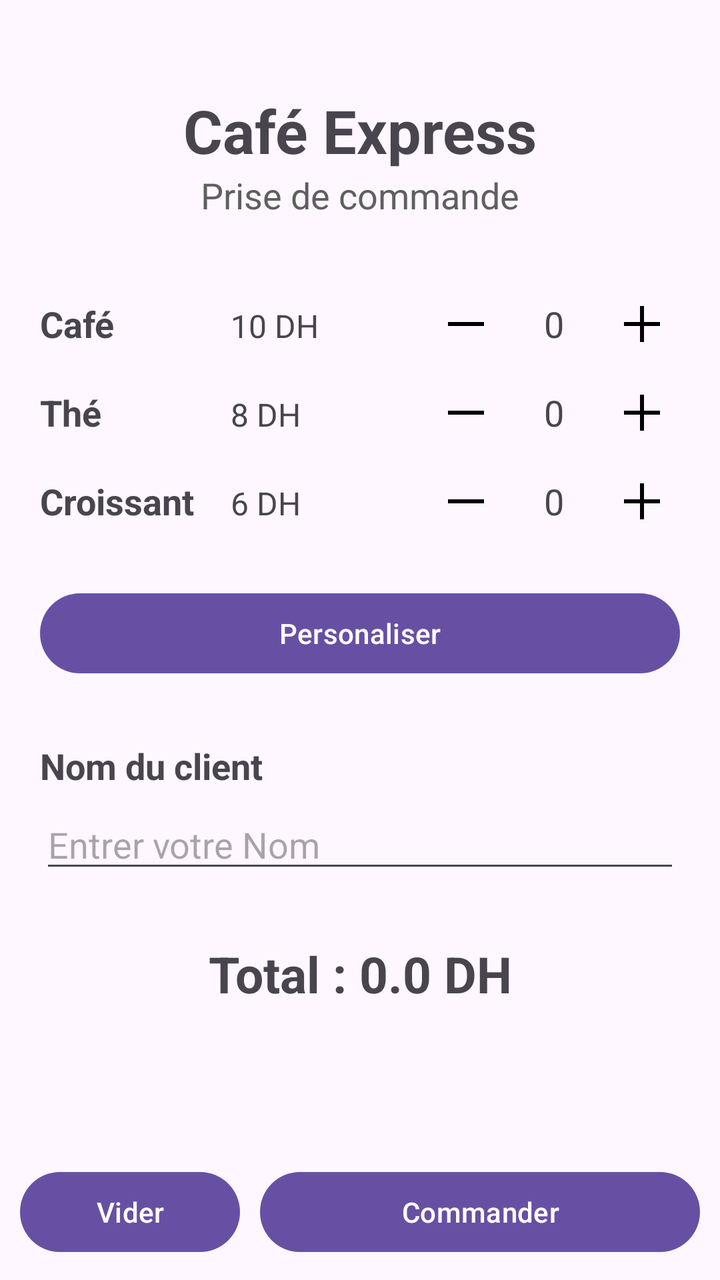
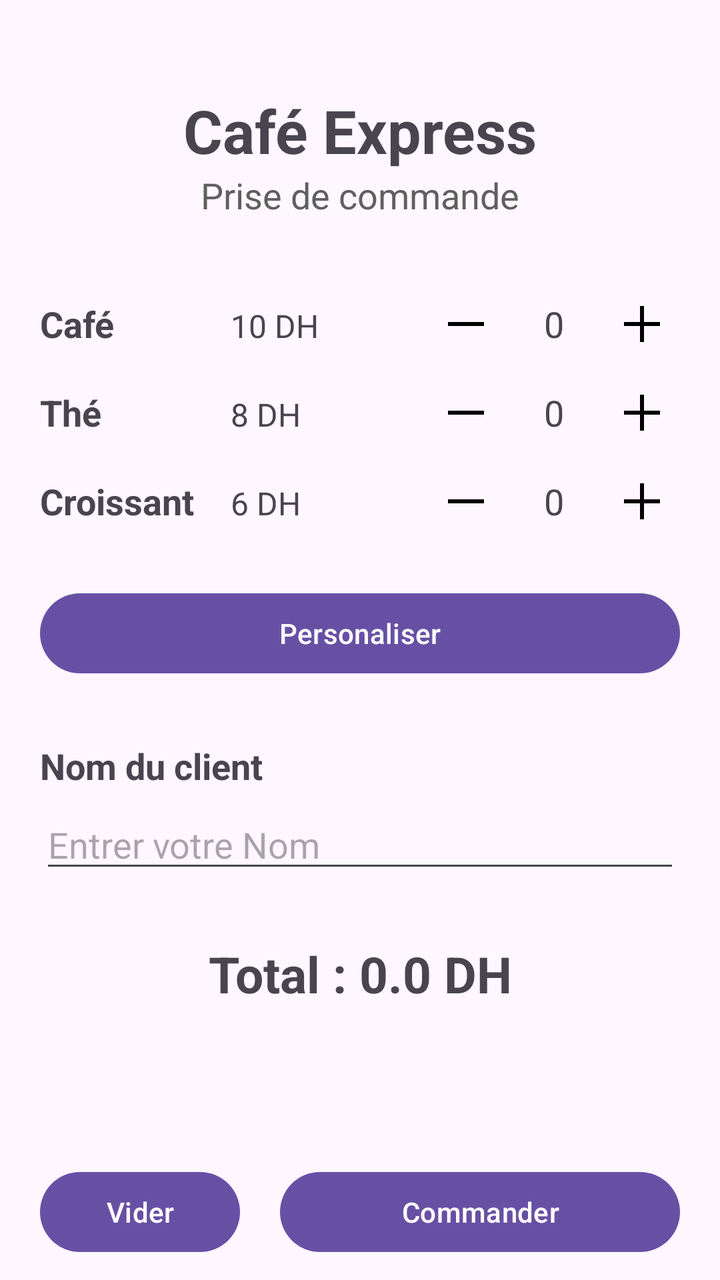

Compare the two renders of this Android layout. The source of the first and the diff that turns it into the second are given below.
<!-- AndroidManifest.xml: application theme Theme.Cafeexpress -->
<!-- res/layout/activity_main.xml -->
<?xml version="1.0" encoding="utf-8"?>
<androidx.constraintlayout.widget.ConstraintLayout xmlns:android="http://schemas.android.com/apk/res/android"
    xmlns:app="http://schemas.android.com/apk/res-auto"
    xmlns:tools="http://schemas.android.com/tools"
    android:id="@+id/main"
    android:layout_width="match_parent"
    android:layout_height="match_parent"
    tools:context=".MainActivity">

    <TextView
        android:id="@+id/titrePrincipale"
        android:layout_width="wrap_content"
        android:layout_height="wrap_content"
        android:layout_marginTop="45dp"
        android:text="Café Express"
        android:textSize="30sp"
        android:textStyle="bold"
        app:layout_constraintEnd_toEndOf="parent"
        app:layout_constraintStart_toStartOf="parent"
        app:layout_constraintTop_toTopOf="parent" />

    <TextView
        android:id="@+id/sousTitre"
        android:layout_width="wrap_content"
        android:layout_height="wrap_content"
        android:text="Prise de commande"
        android:textColor="@color/grey"
        android:textSize="18sp"
        app:layout_constraintEnd_toEndOf="parent"
        app:layout_constraintStart_toStartOf="parent"
        app:layout_constraintTop_toBottomOf="@id/titrePrincipale" />

    <TextView
        android:id="@+id/lblCafe"
        android:layout_width="wrap_content"
        android:layout_height="wrap_content"
        android:layout_marginHorizontal="20dp"
        android:layout_marginTop="40dp"
        android:text="Café"
        android:textSize="18sp"
        android:textStyle="bold"
        app:layout_constraintStart_toStartOf="parent"
        app:layout_constraintTop_toBottomOf="@id/sousTitre" />

    <TextView
        android:id="@+id/lblThe"
        android:layout_width="wrap_content"
        android:layout_height="wrap_content"
        android:layout_marginHorizontal="20dp"
        android:layout_marginTop="20dp"
        android:text="Thé"
        android:textSize="18sp"
        android:textStyle="bold"
        app:layout_constraintStart_toStartOf="parent"
        app:layout_constraintTop_toBottomOf="@id/lblCafe" />

    <TextView
        android:id="@+id/lblCroissant"
        android:layout_width="wrap_content"
        android:layout_height="wrap_content"
        android:layout_marginHorizontal="20dp"
        android:layout_marginTop="20dp"
        android:text="Croissant"
        android:textSize="18sp"
        android:textStyle="bold"
        app:layout_constraintStart_toStartOf="parent"
        app:layout_constraintTop_toBottomOf="@id/lblThe" />

    <androidx.constraintlayout.widget.Guideline
        android:id="@+id/sep1"
        android:layout_width="wrap_content"
        android:layout_height="wrap_content"
        android:orientation="vertical"
        app:layout_constraintGuide_percent="0.32" />

    <TextView
        android:id="@+id/lblPrixCafe"
        android:layout_width="wrap_content"
        android:layout_height="wrap_content"
        android:text="10 DH"
        android:textSize="16sp"
        app:layout_constraintBaseline_toBaselineOf="@id/lblCafe"
        app:layout_constraintStart_toStartOf="@id/sep1"
        app:layout_constraintTop_toBottomOf="@id/sousTitre" />

    <TextView
        android:id="@+id/lblPrixThe"
        android:layout_width="wrap_content"
        android:layout_height="wrap_content"
        android:text="8 DH"
        android:textSize="16sp"
        app:layout_constraintBaseline_toBaselineOf="@id/lblThe"
        app:layout_constraintStart_toStartOf="@id/sep1"
        app:layout_constraintTop_toBottomOf="@id/lblPrixCafe" />

    <TextView
        android:id="@+id/lblPrixCroissant"
        android:layout_width="wrap_content"
        android:layout_height="wrap_content"
        android:text="6 DH"
        android:textSize="16sp"
        app:layout_constraintBaseline_toBaselineOf="@id/lblCroissant"
        app:layout_constraintStart_toStartOf="@id/sep1"
        app:layout_constraintTop_toBottomOf="@id/lblPrixThe" />

    <ImageButton
        android:id="@+id/btnMoinsCafe"
        android:layout_width="18dp"
        android:layout_height="18dp"
        android:layout_marginHorizontal="30dp"
        android:background="@null"
        android:src="@drawable/ic_minus"
        app:layout_constraintBottom_toBottomOf="@id/lblCafe"
        app:layout_constraintEnd_toStartOf="@id/txtCountCafe"
        app:layout_constraintTop_toBottomOf="@id/sousTitre"
        app:layout_constraintTop_toTopOf="@id/lblCafe"
        app:tint="@color/black" />

    <TextView
        android:id="@+id/txtCountCafe"
        android:layout_width="wrap_content"
        android:layout_height="wrap_content"
        android:layout_marginHorizontal="30dp"
        android:layout_marginEnd="30dp"
        android:text="0"
        android:textSize="18sp"
        app:layout_constraintBottom_toBottomOf="@id/lblCafe"
        app:layout_constraintEnd_toStartOf="@id/btnPlusCafe"
        app:layout_constraintTop_toTopOf="@id/lblCafe" />

    <ImageButton
        android:id="@+id/btnPlusCafe"
        android:layout_width="18dp"
        android:layout_height="18dp"
        android:layout_marginHorizontal="30dp"
        android:background="@null"
        android:src="@drawable/ic_plus"
        app:layout_constraintBottom_toBottomOf="@id/lblCafe"
        app:layout_constraintEnd_toEndOf="parent"
        app:layout_constraintTop_toBottomOf="@id/sousTitre"
        app:layout_constraintTop_toTopOf="@id/lblCafe"
        app:tint="@color/black" />

    <ImageButton
        android:id="@+id/btnMoinsThe"
        android:layout_width="18dp"
        android:layout_height="18dp"
        android:layout_marginHorizontal="30dp"
        android:background="@null"
        android:src="@drawable/ic_minus"
        app:layout_constraintBottom_toBottomOf="@id/lblThe"
        app:layout_constraintEnd_toStartOf="@id/txtCountThe"
        app:layout_constraintTop_toBottomOf="@id/lblCafe"
        app:layout_constraintTop_toTopOf="@id/lblThe"
        app:tint="@color/black" />

    <TextView
        android:id="@+id/txtCountThe"
        android:layout_width="wrap_content"
        android:layout_height="wrap_content"
        android:layout_marginHorizontal="30dp"
        android:text="0"
        android:textSize="18sp"
        app:layout_constraintBottom_toBottomOf="@id/lblThe"
        app:layout_constraintEnd_toStartOf="@id/btnPlusThe"
        app:layout_constraintTop_toTopOf="@id/lblThe" />

    <ImageButton
        android:id="@+id/btnPlusThe"
        android:layout_width="18dp"
        android:layout_height="18dp"
        android:layout_marginHorizontal="30dp"
        android:background="@null"
        android:src="@drawable/ic_plus"
        app:layout_constraintBottom_toBottomOf="@id/lblThe"
        app:layout_constraintEnd_toEndOf="parent"
        app:layout_constraintTop_toTopOf="@id/lblThe"
        app:tint="@color/black" />

    <ImageButton
        android:id="@+id/btnMoinsCroissant"
        android:layout_width="18dp"
        android:layout_height="18dp"
        android:layout_marginHorizontal="30dp"
        android:background="@null"
        android:src="@drawable/ic_minus"
        app:layout_constraintBottom_toBottomOf="@id/lblCroissant"
        app:layout_constraintEnd_toStartOf="@id/txtCountCroissant"
        app:layout_constraintTop_toBottomOf="@id/lblThe"
        app:layout_constraintTop_toTopOf="@id/lblCroissant"
        app:tint="@color/black" />

    <TextView
        android:id="@+id/txtCountCroissant"
        android:layout_width="wrap_content"
        android:layout_height="wrap_content"
        android:layout_marginHorizontal="30dp"
        android:text="0"
        android:textSize="18sp"
        app:layout_constraintBottom_toBottomOf="@id/lblCroissant"
        app:layout_constraintEnd_toStartOf="@id/btnPlusCroissant"
        app:layout_constraintTop_toTopOf="@id/lblCroissant" />

    <ImageButton
        android:id="@+id/btnPlusCroissant"
        android:layout_width="18dp"
        android:layout_height="18dp"
        android:layout_marginHorizontal="30dp"
        android:background="@null"
        android:src="@drawable/ic_plus"
        app:layout_constraintBottom_toBottomOf="@id/lblCroissant"
        app:layout_constraintEnd_toEndOf="parent"
        app:layout_constraintTop_toTopOf="@id/lblCroissant"
        app:tint="@color/black" />

    <Button
        android:id="@+id/btnPersonaliser"
        android:layout_width="match_parent"
        android:layout_height="wrap_content"
        android:layout_marginHorizontal="20dp"
        android:layout_marginTop="30dp"
        android:text="Personaliser"
        app:layout_constraintEnd_toEndOf="parent"
        app:layout_constraintStart_toStartOf="parent"
        app:layout_constraintTop_toBottomOf="@id/lblCroissant" />

    <TextView
        android:id="@+id/lblClient"
        android:layout_width="wrap_content"
        android:layout_height="wrap_content"
        android:layout_marginHorizontal="20dp"
        android:layout_marginTop="30dp"
        android:text="Nom du client"
        android:textSize="18sp"
        android:textStyle="bold"
        app:layout_constraintStart_toStartOf="parent"
        app:layout_constraintTop_toBottomOf="@id/btnPersonaliser" />

    <EditText
        android:id="@+id/edtNomClient"
        android:layout_width="match_parent"
        android:layout_height="wrap_content"
        android:layout_marginHorizontal="20dp"
        android:layout_marginTop="5dp"
        android:hint="Entrer votre Nom"
        app:layout_constraintTop_toBottomOf="@id/lblClient" />

    <LinearLayout
        android:layout_width="wrap_content"
        android:layout_height="wrap_content"
        android:orientation="horizontal"
        app:layout_constraintBottom_toTopOf="@id/btnVider"
        app:layout_constraintEnd_toEndOf="parent"
        app:layout_constraintStart_toStartOf="parent"
        app:layout_constraintTop_toBottomOf="@id/edtNomClient">

        <TextView
            android:layout_width="wrap_content"
            android:layout_height="wrap_content"
            android:text="Total : "
            android:textSize="25sp"
            android:textStyle="bold" />

        <TextView
            android:id="@+id/prixTotal"
            android:layout_width="wrap_content"
            android:layout_height="wrap_content"
            android:layout_marginBottom="50dp"
            android:text="0.0"
            android:textSize="25sp"
            android:textStyle="bold" />

        <TextView
            android:layout_width="wrap_content"
            android:layout_height="wrap_content"
            android:text=" DH"
            android:textSize="25sp"
            android:textStyle="bold" />

    </LinearLayout>


    <Button
        android:id="@+id/btnVider"
        android:layout_width="0dp"
        android:layout_height="wrap_content"
        android:layout_marginHorizontal="10dp"
        android:layout_marginBottom="10dp"
        android:text="Vider"
        app:layout_constraintBottom_toBottomOf="parent"
        app:layout_constraintEnd_toStartOf="@id/btnCommander"
        app:layout_constraintHorizontal_weight="1"
        app:layout_constraintStart_toStartOf="parent" />

    <Button
        android:id="@+id/btnCommander"
        android:layout_width="0dp"
        android:layout_height="wrap_content"
        android:layout_marginEnd="10dp"
        android:layout_marginBottom="10dp"
        android:text="Commander"
        app:layout_constraintBottom_toBottomOf="parent"
        app:layout_constraintEnd_toEndOf="parent"
        app:layout_constraintHorizontal_weight="2"
        app:layout_constraintStart_toEndOf="@id/btnVider" />


</androidx.constraintlayout.widget.ConstraintLayout>
<!-- resources referenced by this layout -->
<resources>
  <color name="black">#FF000000</color>
  <color name="grey">#5f5f5f</color>
  <!-- drawable ic_minus (drawable) -->
  <?xml version="1.0" encoding="utf-8"?>
  <vector xmlns:android="http://schemas.android.com/apk/res/android"
      android:width="32sp"
      android:height="32sp"
      android:viewportWidth="256"
      android:viewportHeight="256">
      <path
          android:fillColor="#ffffff"
          android:pathData="M224,128a8,8,0,0,1-8,8H40a8,8,0,0,1,0-16H216A8,8,0,0,1,224,128Z"/>
  </vector>
  <!-- drawable ic_plus (drawable) -->
  <?xml version="1.0" encoding="utf-8"?>
  <vector xmlns:android="http://schemas.android.com/apk/res/android"
      android:width="32sp"
      android:height="32sp"
      android:viewportWidth="256"
      android:viewportHeight="256">
      <path
          android:fillColor="#ffffff"
          android:pathData="M224,128a8,8,0,0,1-8,8H136v80a8,8,0,0,1-16,0V136H40a8,8,0,0,1,0-16h80V40a8,8,0,0,1,16,0v80h80A8,8,0,0,1,224,128Z" />
  </vector>
  <style name="Theme.Cafeexpress" parent="Base.Theme.Cafeexpress" />
  <style name="Base.Theme.Cafeexpress" parent="Theme.Material3.DayNight.NoActionBar">
          
          
      </style>
</resources>

<!-- the commit's change to res/layout/activity_main.xml (unified diff, before → after) -->
@@ -284,7 +284,7 @@
         android:id="@+id/btnVider"
         android:layout_width="0dp"
         android:layout_height="wrap_content"
-        android:layout_marginHorizontal="10dp"
+        android:layout_marginHorizontal="20dp"
         android:layout_marginBottom="10dp"
         android:text="Vider"
         app:layout_constraintBottom_toBottomOf="parent"
@@ -296,7 +296,7 @@
         android:id="@+id/btnCommander"
         android:layout_width="0dp"
         android:layout_height="wrap_content"
-        android:layout_marginEnd="10dp"
+        android:layout_marginEnd="20dp"
         android:layout_marginBottom="10dp"
         android:text="Commander"
         app:layout_constraintBottom_toBottomOf="parent"
